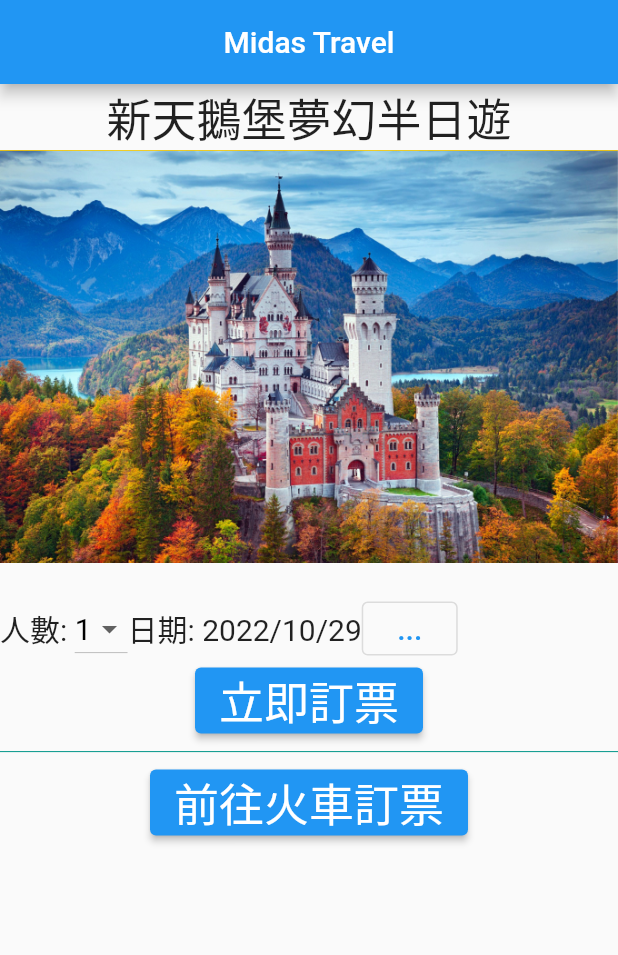
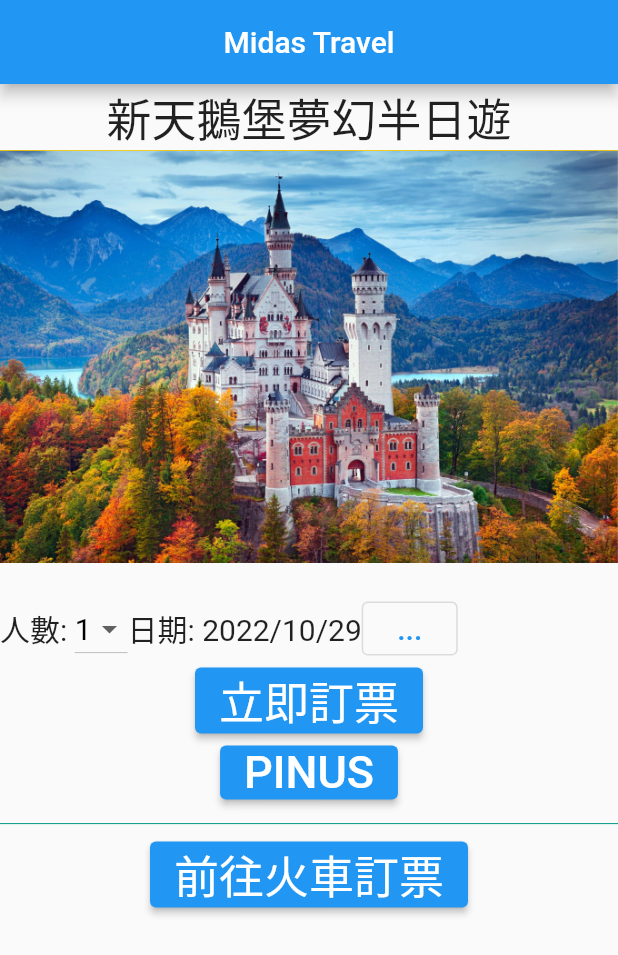
Before and after one commit to az198071123/bts-trip-app, a Flutter app: the screen it shows after launch, after a tap on "立即訂票", on a phone screen of 412 x 824 dp. Shown: the top 955 px of the screen. Run offline on Flutter 3.47's test engine with Material 2 defaults, Android fonts, the phone set to English and light mode, and no system bars.

Commit message:
add pinus test

```diff
--- a/lib/pages/schlossNeuschwanstein_item.dart
+++ b/lib/pages/schlossNeuschwanstein_item.dart
@@ -1,12 +1,14 @@
+import 'package:flutter/foundation.dart';
 import 'package:flutter/material.dart';
+import 'package:http/http.dart' as http;
 import 'package:url_launcher/url_launcher.dart';
-
 
 class SchlossNeuschwansteinPage extends StatefulWidget {
   const SchlossNeuschwansteinPage({Key? key}) : super(key: key);
 
   @override
-  State<SchlossNeuschwansteinPage> createState() => _SchlossNeuschwansteinPageState();
+  State<SchlossNeuschwansteinPage> createState() =>
+      _SchlossNeuschwansteinPageState();
 }
 
 class _SchlossNeuschwansteinPageState extends State<SchlossNeuschwansteinPage> {
@@ -81,13 +83,46 @@ class _SchlossNeuschwansteinPageState extends State<SchlossNeuschwansteinPage> {
           ),
           ElevatedButton(
             onPressed: () async {
-              final Uri _url = Uri.parse('https://buy.stripe.com/test_7sIeXHcn42sEcG48ww');
-              if (!await launchUrl(_url)) {
-                throw 'Could not launch $_url';
+              final Uri url =
+                  Uri.parse('https://buy.stripe.com/test_7sIeXHcn42sEcG48ww');
+              if (!await launchUrl(url)) {
+                throw 'Could not launch $url';
               }
             },
             child: const Text(
               '立即訂票',
+              style: TextStyle(
+                fontSize: 30.0,
+              ),
+            ),
+          ),
+          ElevatedButton(
+            onPressed: () async {
+              if (kDebugMode) {
+                print('api start');
+              }
+              var url = Uri.parse(
+                  'https://intrasystem.card168.cc/pftest/BTS/order.php');
+
+              // Map data = {'name': 'kano'};
+              // var body = json.encode(data);
+              var body = {
+                'name': 'kano',
+                'email': 'jerry.hong@arionlabs.com.tw'
+              };
+              var response = await http.post(
+                url,
+                body: body,
+              );
+
+              if (kDebugMode) {
+                print('Response status: ${response.statusCode}');
+                print('Response body: ${response.body}');
+                print('api end');
+              }
+            },
+            child: const Text(
+              'PINUS',
               style: TextStyle(
                 fontSize: 30.0,
               ),
--- a/pubspec.yaml
+++ b/pubspec.yaml
@@ -37,6 +37,7 @@ dependencies:
   # Use with the CupertinoIcons class for iOS style icons.
   cupertino_icons: ^1.0.2
   url_launcher: ^6.1.6
+  http: ^0.13.5
 
 dev_dependencies:
   flutter_test:
```
Also changed, not shown: pubspec.lock, 1 other file.
